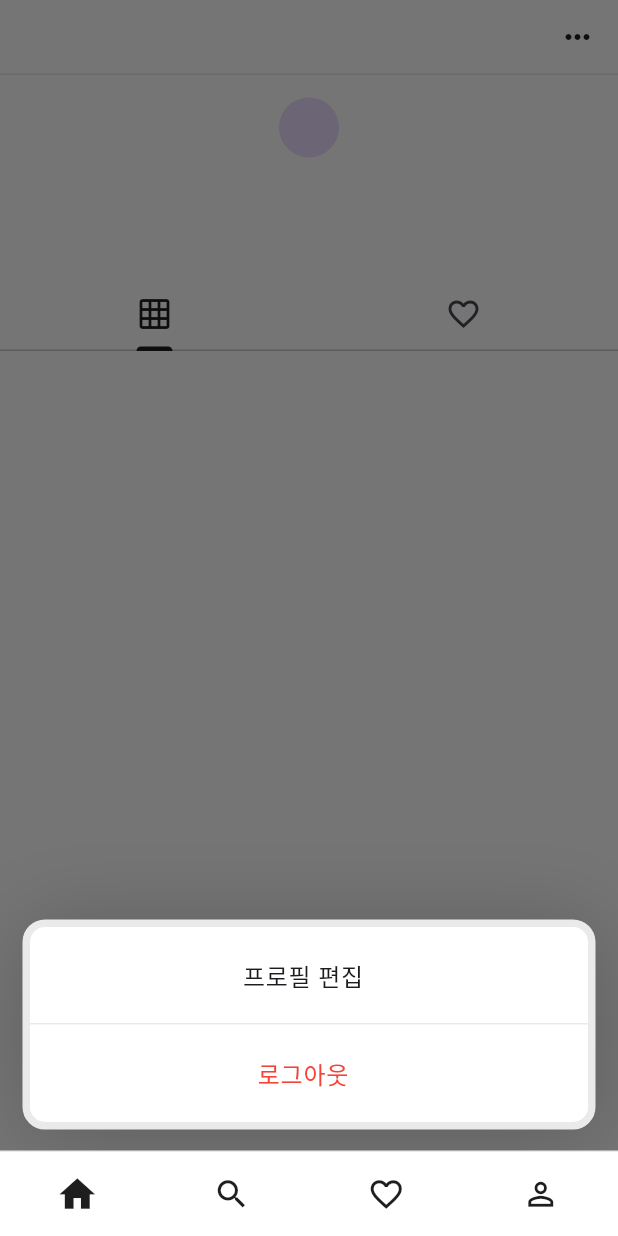
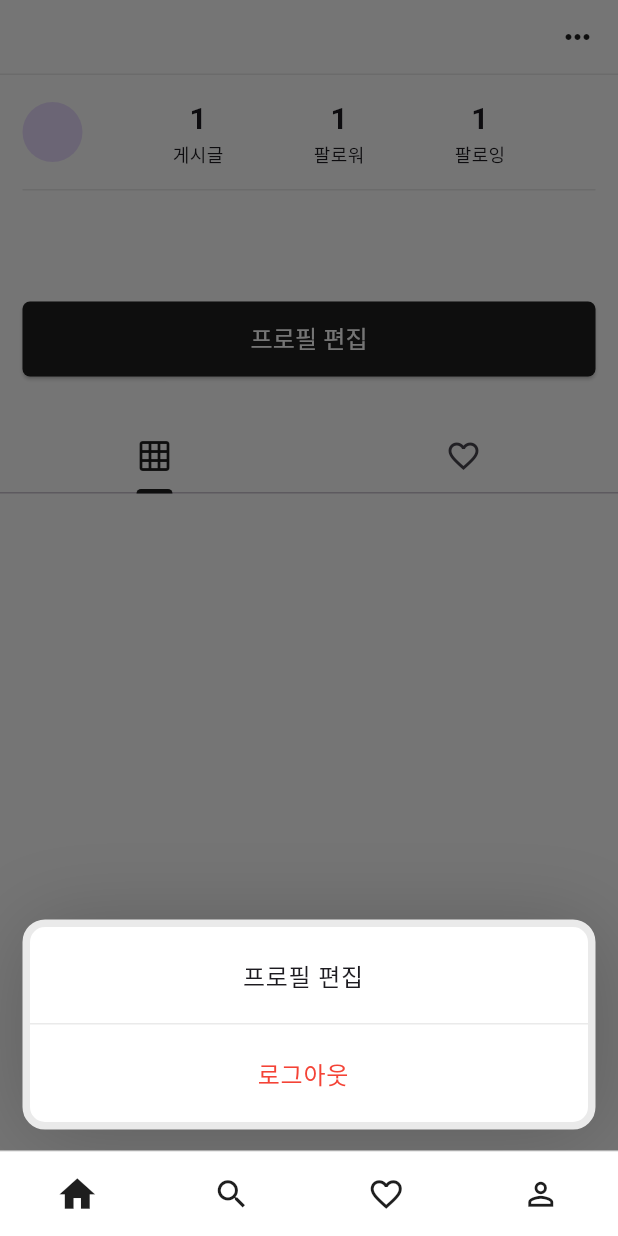
Before and after one commit to jiwooproity/cream-sns, a Flutter app: the ProfileView screen opened by its route, after a tap on the "keyboard control" icon, on a phone screen of 412 x 824 dp. Run offline on Flutter 3.47's test engine with Material 3 defaults, Android fonts, the phone set to English and light mode, and no system bars; our stand-ins replace cookie_jar, dio, dio_cookie_manager, flutter_riverpod, fluttertoast, go_router and 2 more; missing offline and left inert: crop_image; network calls fail.

Commit message:
Design(profile-ui): 프로필 UI 디자인 변경 ## Design - 게시글, 팔로워, 팔로잉 표기를 위한 프로필 UI 변경 - 프로필 편집 원클릭으로 가능하도록 버튼 추가, 추후 해당 영역에 팔로우 기능 추가 예정

```diff
--- a/lib/features/profile/tabs/tabs_grid.dart
+++ b/lib/features/profile/tabs/tabs_grid.dart
@@ -5,7 +5,9 @@ import 'package:flutter_riverpod/flutter_riverpod.dart';
 import 'package:cream_sns/features/post/provider/post_provider.dart';
 
 class PostTab extends ConsumerWidget {
-  const PostTab({super.key});
+  final String? targetId;
+
+  const PostTab({super.key, this.targetId});
 
   @override
   Widget build(BuildContext context, WidgetRef ref) {
--- a/lib/features/profile/views/profile_view.dart
+++ b/lib/features/profile/views/profile_view.dart
@@ -8,23 +8,25 @@ import 'package:cream_sns/features/profile/tabs/tabs_grid.dart';
 import 'package:cream_sns/features/profile/tabs/tabs_view.dart';
 
 class ProfileView extends StatelessWidget {
-  const ProfileView({super.key});
+  final String? targetId;
+
+  const ProfileView({super.key, this.targetId});
 
   @override
   Widget build(BuildContext context) {
-    return const Scaffold(
-      appBar: ProfileAppbar(),
+    return Scaffold(
+      appBar: const ProfileAppbar(),
       body: DefaultTabController(
         length: 2,
         child: Column(
           children: [
-            ProfileInfo(),
-            SizedBox(height: 15),
-            TabsBar(),
+            ProfileInfo(targetId: targetId),
+            const SizedBox(height: 15),
+            const TabsBar(),
             TabsView(
               children: [
-                PostTab(),
-                Center(child: Text("멘션 리스트")),
+                PostTab(targetId: targetId),
+                const Center(child: Text("멘션 리스트")),
               ],
             ),
           ],
--- a/lib/features/profile/widgets/profile_info.dart
+++ b/lib/features/profile/widgets/profile_info.dart
@@ -1,20 +1,81 @@
+import 'package:cream_sns/shared/widgets/divider/custom_divider.dart';
 import 'package:flutter/material.dart';
 import 'package:flutter_riverpod/flutter_riverpod.dart';
 
 // Provider
 import 'package:cream_sns/features/auth/provider/user_provider.dart';
+import 'package:cream_sns/shared/widgets/buttons/round_button.dart';
+import 'package:go_router/go_router.dart';
 
 class ProfileInfo extends StatelessWidget {
-  const ProfileInfo({super.key});
+  const ProfileInfo({super.key, this.targetId});
+
+  final String? targetId;
 
   @override
   Widget build(BuildContext context) {
-    return const Column(
+    return Padding(
+      padding: const EdgeInsets.all(15),
+      child: Column(
+        crossAxisAlignment: CrossAxisAlignment.start,
+        children: [
+          const Row(
+            children: [
+              ProfileImage(),
+              Expanded(
+                child: Row(
+                  mainAxisAlignment: MainAxisAlignment.spaceEvenly,
+                  children: [
+                    ProfileCount(count: 1, title: "게시글"),
+                    ProfileCount(count: 1, title: "팔로워"),
+                    ProfileCount(count: 1, title: "팔로잉"),
+                  ],
+                ),
+              ),
+            ],
+          ),
+          const CustomDivider(height: 31),
+          const ProfileDetail(),
+          const SizedBox(height: 15),
+          InterActionButton(targetId: targetId),
+        ],
+      ),
+    );
+  }
+}
+
+class InterActionButton extends ConsumerWidget {
+  const InterActionButton({super.key, this.targetId});
+
+  final String? targetId;
+
+  @override
+  Widget build(BuildContext context, WidgetRef ref) {
+    return targetId == null
+        ? RoundButton(
+            onPressed: () => context.push("/profile/edit"),
+            btnText: "프로필 편집",
+          )
+        : RoundButton(onPressed: () {}, btnText: "팔로우");
+  }
+}
+
+class ProfileCount extends StatelessWidget {
+  const ProfileCount({super.key, required this.count, required this.title, this.targetId});
+
+  final String? targetId;
+  final int count;
+  final String title;
+
+  @override
+  Widget build(BuildContext context) {
+    return Column(
       children: [
-        SizedBox(height: 15),
-        ProfileImage(),
-        SizedBox(height: 15),
-        ProfileDetail(),
+        Text(
+          "$count",
+          style: const TextStyle(fontSize: 20, fontWeight: FontWeight.bold),
+        ),
+        Text(title, style: const TextStyle(fontSize: 12)),
       ],
     );
   }
@@ -61,8 +122,12 @@ class ProfileDetail extends ConsumerWidget {
     );
 
     return Column(
+      crossAxisAlignment: CrossAxisAlignment.start,
       children: [
-        Text(nickname ?? "", style: Theme.of(context).textTheme.titleLarge),
+        Text(
+          nickname ?? "",
+          style: const TextStyle(fontSize: 15, fontWeight: FontWeight.bold),
+        ),
         const SizedBox(height: 2),
         Text(description ?? "", style: Theme.of(context).textTheme.bodyMedium),
       ],
```
